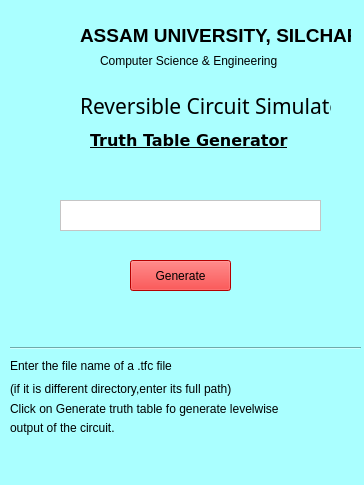
Old version of the form guitt.ui in the repository joinalahmed/ttgen.
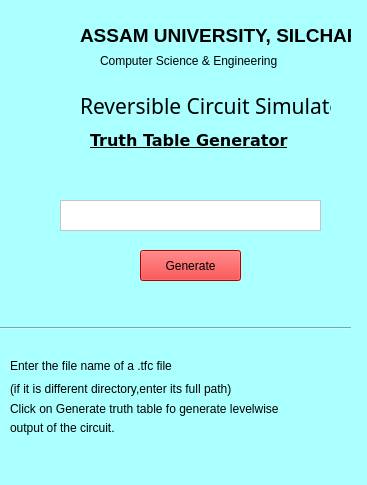
New version of the form. Icons and pictures are not drawn.

```diff
--- a/guitt.ui
+++ b/guitt.ui
@@ -6,7 +6,7 @@
    <rect>
     <x>0</x>
     <y>0</y>
-    <width>364</width>
+    <width>367</width>
     <height>485</height>
    </rect>
   </property>
@@ -66,8 +66,8 @@
    <widget class="QPushButton" name="run">
     <property name="geometry">
      <rect>
-      <x>130</x>
-      <y>260</y>
+      <x>140</x>
+      <y>250</y>
       <width>101</width>
       <height>31</height>
      </rect>
@@ -82,8 +82,8 @@
    <widget class="Line" name="line">
     <property name="geometry">
      <rect>
-      <x>10</x>
-      <y>340</y>
+      <x>0</x>
+      <y>320</y>
       <width>351</width>
       <height>16</height>
      </rect>
```
Left out of the diff: 5 changed lines with no effect on the pictures.
